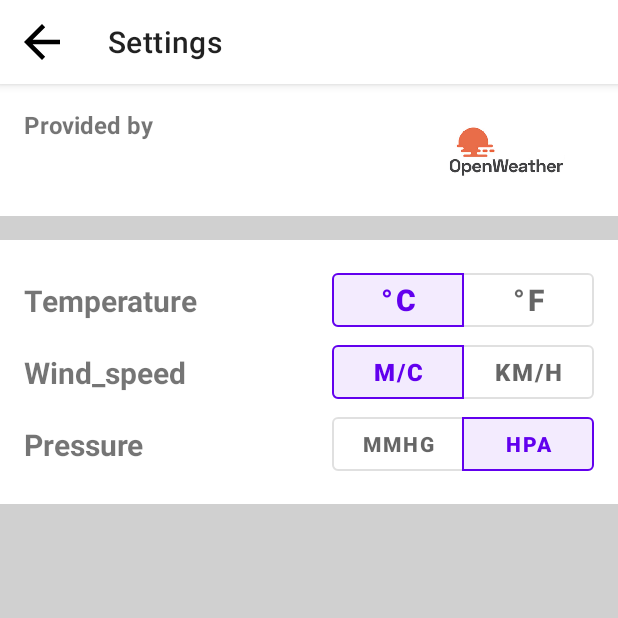
After one commit to pyaterko/WeatherApp, an Android app: the SettingsActivity screen opened directly, with no data from a screen before it, on a phone screen of 412 x 824 dp, the top half of it. The commit adds this screen. Run offline under Robolectric (Android 15) with nearby library versions, the phone set to English and light mode, and no system bars.

Commit message:
App Settings

```diff
--- a/app/src/main/AndroidManifest.xml
+++ b/app/src/main/AndroidManifest.xml
@@ -16,10 +16,13 @@
         android:fullBackupContent="@xml/backup_rules"
         android:icon="@mipmap/ic_launcher"
         android:label="@string/app_name"
-        android:usesCleartextTraffic="true"
         android:supportsRtl="true"
         android:theme="@style/Theme.SampleWeatherApp"
+        android:usesCleartextTraffic="true"
         tools:targetApi="33">
+        <activity
+            android:name=".views.SettingsActivity"
+            android:exported="false" />
         <activity
             android:name=".views.SearchActivity"
             android:exported="false" />
--- a/app/src/main/java/com/example/sampleweatherapp/untils/Constants.kt
+++ b/app/src/main/java/com/example/sampleweatherapp/untils/Constants.kt
@@ -1,5 +1,6 @@
 package com.example.sampleweatherapp.untils
 
+const val APP_SETTINGS = "APP_SETTINGS"
 const val COORDINATES = "COORDINATES"
 const val LAT = "lat"
 const val LON = "lon"
--- a/app/src/main/java/com/example/sampleweatherapp/views/SearchActivity.kt
+++ b/app/src/main/java/com/example/sampleweatherapp/views/SearchActivity.kt
@@ -62,7 +62,7 @@ class SearchActivity : MvpAppCompatActivity(), SearchView {
     private fun exitOnBackPressed() {
         Intent(this@SearchActivity, MainActivity::class.java).apply {
             startActivity(this)
-            overridePendingTransition(R.anim.slide_in, android.R.anim.fade_in)
+            overridePendingTransition(R.anim.slide_out, android.R.anim.fade_out)
             finish()
         }
     }
@@ -164,7 +164,7 @@ class SearchActivity : MvpAppCompatActivity(), SearchView {
             }
             putExtra(COORDINATES, coordinates)
             startActivity(this)
-            overridePendingTransition(R.anim.slide_in, android.R.anim.fade_in)
+            overridePendingTransition(R.anim.slide_out, android.R.anim.fade_out)
             finish()
         }
     }
--- /dev/null
+++ b/app/src/main/java/com/example/sampleweatherapp/views/SettingsActivity.kt
@@ -0,0 +1,83 @@
+package com.example.sampleweatherapp.views
+
+import android.content.Intent
+import android.os.Bundle
+import androidx.activity.OnBackPressedCallback
+import androidx.appcompat.app.AppCompatActivity
+import com.example.sampleweatherapp.R
+import com.example.sampleweatherapp.databinding.ActivitySettingsBinding
+import com.example.sampleweatherapp.untils.SettingsHolder
+import com.google.android.material.button.MaterialButtonToggleGroup
+
+class SettingsActivity : AppCompatActivity() {
+
+    private val binding: ActivitySettingsBinding by lazy {
+        ActivitySettingsBinding.inflate(layoutInflater)
+    }
+
+    override fun onCreate(savedInstanceState: Bundle?){
+        super.onCreate(savedInstanceState)
+        setContentView(binding.root)
+        with(binding){
+            toolbar.setNavigationOnClickListener { exitOnBackPressed() }
+            setOnBackPressed()
+            setSavedSettings()
+            listOf( groupTemp,groupWindSpeed,groupPressure).forEach {
+                it.addOnButtonCheckedListener(ToggleButtonClickListener)
+            }
+        }
+    }
+
+    override fun onDestroy() {
+        super.onDestroy()
+        SettingsHolder.onDestroy()
+    }
+
+    private fun setSavedSettings() = with(binding) {
+        groupTemp.check(SettingsHolder.temp.checkedViewId)
+        groupWindSpeed.check(SettingsHolder.windSpeed.checkedViewId)
+        groupPressure.check(SettingsHolder.pressure.checkedViewId)
+    }
+
+    private fun setOnBackPressed() {
+        onBackPressedDispatcher.addCallback(
+            this,
+            object : OnBackPressedCallback(true) {
+                override fun handleOnBackPressed() {
+                    exitOnBackPressed()
+                }
+            })
+    }
+
+    private fun exitOnBackPressed() {
+        Intent(this@SettingsActivity, MainActivity::class.java).apply {
+            startActivity(this)
+            overridePendingTransition(R.anim.slide_in, android.R.anim.fade_out)
+            finish()
+        }
+    }
+
+    private object ToggleButtonClickListener : MaterialButtonToggleGroup.OnButtonCheckedListener {
+        override fun onButtonChecked(
+            group: MaterialButtonToggleGroup?,
+            checkedId: Int,
+            isChecked: Boolean,
+        ) {
+            when (checkedId to isChecked) {
+                R.id.degree_c to true -> SettingsHolder.temp =
+                    SettingsHolder.Setting.TEMP_CELSIUS
+                R.id.degree_f to true -> SettingsHolder.temp =
+                    SettingsHolder.Setting.TEMP_FAHRENHEIT
+                R.id.degree_m_c to true -> SettingsHolder.temp =
+                    SettingsHolder.Setting.WIND_SPEED_MS
+                R.id.degree_km_h to true -> SettingsHolder.temp =
+                    SettingsHolder.Setting.WIND_SPEED_KMH
+                R.id.degree_mmhg to true -> SettingsHolder.temp =
+                    SettingsHolder.Setting.PRESSURE_MMHG
+                R.id.degree_hpa to true -> SettingsHolder.temp =
+                    SettingsHolder.Setting.PRESSURE_HPA
+            }
+        }
+
+    }
+}
--- a/app/src/main/res/anim/slide_in.xml
+++ b/app/src/main/res/anim/slide_in.xml
@@ -1,7 +1,7 @@
 <?xml version="1.0" encoding="utf-8"?>
 <set xmlns:android="http://schemas.android.com/apk/res/android">
     <translate
-        android:duration="@android:integer/config_mediumAnimTime"
+        android:duration="@android:integer/config_shortAnimTime"
         android:fromXDelta="-100%p"
         android:toXDelta="0" />
 
--- a/app/src/main/res/anim/slide_out.xml
+++ b/app/src/main/res/anim/slide_out.xml
@@ -2,7 +2,7 @@
 <set xmlns:android="http://schemas.android.com/apk/res/android">
     <translate
         android:shareInterpolator="false"
-        android:duration="@android:integer/config_longAnimTime"
+        android:duration="@android:integer/config_shortAnimTime"
         android:fromXDelta="100%"
         android:fromYDelta="0%"
         android:toXDelta="0%"
--- /dev/null
+++ b/app/src/main/res/drawable/baseline_arrow_back_24.xml
@@ -0,0 +1,5 @@
+<vector android:autoMirrored="true" android:height="36dp"
+    android:tint="#000000" android:viewportHeight="24"
+    android:viewportWidth="24" android:width="36dp" xmlns:android="http://schemas.android.com/apk/res/android">
+    <path android:fillColor="@android:color/white" android:pathData="M20,11H7.83l5.59,-5.59L12,4l-8,8 8,8 1.41,-1.41L7.83,13H20v-2z"/>
+</vector>
--- /dev/null
+++ b/app/src/main/res/layout/activity_settings.xml
@@ -0,0 +1,209 @@
+<?xml version="1.0" encoding="utf-8"?>
+<androidx.constraintlayout.widget.ConstraintLayout xmlns:android="http://schemas.android.com/apk/res/android"
+    xmlns:app="http://schemas.android.com/apk/res-auto"
+    xmlns:tools="http://schemas.android.com/tools"
+    android:layout_width="match_parent"
+    android:layout_height="match_parent">
+
+    <com.google.android.material.appbar.AppBarLayout
+        android:id="@+id/appbar"
+        android:layout_width="match_parent"
+        android:layout_height="wrap_content"
+        app:layout_constraintEnd_toEndOf="parent"
+        app:layout_constraintStart_toStartOf="parent"
+        app:layout_constraintTop_toTopOf="parent">
+
+        <com.google.android.material.appbar.MaterialToolbar
+            android:id="@+id/toolbar"
+            style="@style/Widget.MaterialComponents.ActionBar.Primary"
+            android:layout_width="match_parent"
+            android:layout_height="?attr/actionBarSize"
+            android:background="@color/white"
+            app:navigationIcon="@drawable/baseline_arrow_back_24"
+            app:navigationIconTint="@color/black"
+            app:title="@string/settings">
+
+        </com.google.android.material.appbar.MaterialToolbar>
+
+    </com.google.android.material.appbar.AppBarLayout>
+
+    <TextView
+        android:id="@+id/tv_provided_by"
+        android:layout_width="wrap_content"
+        android:layout_height="wrap_content"
+        android:layout_margin="16dp"
+        android:text="@string/provided_by"
+        android:textSize="16sp"
+        android:textStyle="bold"
+        app:layout_constraintStart_toStartOf="parent"
+        app:layout_constraintTop_toBottomOf="@+id/appbar" />
+
+    <TextView
+        android:id="@+id/tv_description"
+        android:layout_width="wrap_content"
+        android:layout_height="wrap_content"
+        app:layout_constraintBottom_toBottomOf="@+id/iv_logo"
+        app:layout_constraintStart_toStartOf="@+id/tv_provided_by"
+        app:layout_constraintTop_toBottomOf="@+id/tv_provided_by"
+        tools:text="TextView " />
+
+    <ImageView
+        android:id="@+id/iv_logo"
+        android:layout_width="150dp"
+        android:layout_height="80dp"
+        android:layout_marginTop="8dp"
+        app:layout_constraintEnd_toEndOf="parent"
+        app:layout_constraintTop_toBottomOf="@+id/appbar"
+        tools:ignore="ContentDescription"
+        app:srcCompat="@drawable/logo" />
+
+    <View
+        android:id="@+id/view_bg"
+        android:layout_width="0dp"
+        android:layout_height="16dp"
+        android:background="@color/status_bar_color"
+        app:layout_constraintEnd_toEndOf="parent"
+        app:layout_constraintStart_toStartOf="parent"
+        app:layout_constraintTop_toBottomOf="@+id/iv_logo" />
+
+    <TextView
+        android:id="@+id/tv_temperature"
+        android:layout_width="wrap_content"
+        android:layout_height="wrap_content"
+        android:layout_marginStart="16dp"
+        android:text="@string/temperature"
+        android:textSize="20sp"
+        android:textStyle="bold"
+        app:layout_constraintBottom_toBottomOf="@+id/group_temp"
+        app:layout_constraintStart_toStartOf="parent"
+        app:layout_constraintTop_toTopOf="@+id/group_temp" />
+
+    <com.google.android.material.button.MaterialButtonToggleGroup
+        android:id="@+id/group_temp"
+        android:layout_width="wrap_content"
+        android:layout_height="wrap_content"
+        android:layout_marginTop="16dp"
+        android:layout_marginEnd="16dp"
+        app:layout_constraintEnd_toEndOf="parent"
+        app:layout_constraintTop_toBottomOf="@+id/view_bg"
+        app:selectionRequired="true"
+        app:singleSelection="true">
+        <Button
+            android:id="@+id/degree_c"
+            android:tag="C"
+            android:layout_width="88dp"
+            android:layout_height="48dp"
+            android:textStyle="bold"
+            android:textSize="20sp"
+            android:text="@string/c"
+            style="?attr/materialButtonOutlinedStyle"/>
+        <Button
+            android:id="@+id/degree_f"
+            android:layout_width="88dp"
+            android:layout_height="48dp"
+            android:textStyle="bold"
+            android:textSize="20sp"
+            android:text="@string/f_"
+            style="?attr/materialButtonOutlinedStyle"/>
+
+    </com.google.android.material.button.MaterialButtonToggleGroup>
+
+    <TextView
+        android:id="@+id/tv_wind_speed"
+        android:layout_width="wrap_content"
+        android:layout_height="wrap_content"
+        android:layout_marginStart="16dp"
+        android:text="@string/wind_speed"
+        android:textSize="20sp"
+        android:textStyle="bold"
+        app:layout_constraintBottom_toBottomOf="@+id/group_wind_speed"
+        app:layout_constraintStart_toStartOf="parent"
+        app:layout_constraintTop_toTopOf="@+id/group_wind_speed" />
+
+    <com.google.android.material.button.MaterialButtonToggleGroup
+        android:id="@+id/group_wind_speed"
+        android:layout_width="wrap_content"
+        android:layout_height="wrap_content"
+        android:layout_marginEnd="16dp"
+        app:layout_constraintEnd_toEndOf="parent"
+        app:layout_constraintTop_toBottomOf="@+id/group_temp"
+        app:selectionRequired="true"
+        app:singleSelection="true">
+
+        <Button
+            android:id="@+id/degree_m_c"
+            style="?attr/materialButtonOutlinedStyle"
+            android:layout_width="88dp"
+            android:layout_height="48dp"
+            android:tag="MC"
+            android:text="@string/m_c"
+            android:textSize="16sp"
+            android:textStyle="bold" />
+
+        <Button
+            android:id="@+id/degree_km_h"
+            style="?attr/materialButtonOutlinedStyle"
+            android:layout_width="88dp"
+            android:layout_height="48dp"
+            android:text="@string/km_h"
+            android:textSize="16sp"
+            android:textStyle="bold" />
+
+    </com.google.android.material.button.MaterialButtonToggleGroup>
+
+    <TextView
+        android:id="@+id/tv_pressure"
+        android:layout_width="wrap_content"
+        android:layout_height="wrap_content"
+        android:layout_marginStart="16dp"
+        android:text="@string/pressure"
+        android:textSize="20sp"
+        android:textStyle="bold"
+        app:layout_constraintBottom_toBottomOf="@+id/group_pressure"
+        app:layout_constraintStart_toStartOf="parent"
+        app:layout_constraintTop_toTopOf="@+id/group_pressure" />
+
+    <com.google.android.material.button.MaterialButtonToggleGroup
+        android:id="@+id/group_pressure"
+        android:layout_width="wrap_content"
+        android:layout_height="wrap_content"
+        android:layout_marginEnd="16dp"
+        app:layout_constraintEnd_toEndOf="parent"
+        app:layout_constraintTop_toBottomOf="@+id/group_wind_speed"
+        app:selectionRequired="true"
+        app:singleSelection="true">
+
+        <Button
+            android:id="@+id/degree_mmhg"
+            style="?attr/materialButtonOutlinedStyle"
+            android:layout_width="88dp"
+            android:layout_height="48dp"
+            android:tag="MMHG"
+            android:text="@string/mmHg"
+            android:textSize="14sp"
+            android:textStyle="bold" />
+
+        <Button
+            android:id="@+id/degree_hpa"
+            style="?attr/materialButtonOutlinedStyle"
+            android:layout_width="88dp"
+            android:layout_height="48dp"
+            android:text="@string/hpa"
+            android:textSize="14sp"
+            android:textStyle="bold" />
+
+    </com.google.android.material.button.MaterialButtonToggleGroup>
+
+
+    <View
+        android:id="@+id/view_bg_bottom"
+        android:layout_width="0dp"
+        android:layout_height="0dp"
+        android:layout_marginTop="16dp"
+        android:background="@color/status_bar_color"
+        app:layout_constraintBottom_toBottomOf="parent"
+        app:layout_constraintEnd_toEndOf="parent"
+        app:layout_constraintStart_toStartOf="parent"
+        app:layout_constraintTop_toBottomOf="@+id/group_pressure" />
+
+</androidx.constraintlayout.widget.ConstraintLayout>
--- a/app/src/main/res/values/colors.xml
+++ b/app/src/main/res/values/colors.xml
@@ -10,4 +10,5 @@
     //castom
     <color name="default_color">#767474</color>
     <color name="search_color">#F1F1F1</color>
+    <color name="status_bar_color">#D0D0D0</color>
 </resources>
--- a/app/src/main/res/values/strings.xml
+++ b/app/src/main/res/values/strings.xml
@@ -1,7 +1,9 @@
 <resources>
     <string name="app_name">Sample Weather App</string>
     <string name="on_back">on back</string>
-    <string name="settings">settings</string>
+    <string name="settings">Settings</string>
+    <string name="temperature">Temperature</string>
+    <string name="wind_speed">Wind_speed</string>
     <string name="image_weather">image weather</string>
     <string name="min">min</string>
     <string name="max">max</string>
@@ -18,5 +20,13 @@
     <string name="temp_">°</string>
     <string name="speed_w">m/c</string>
     <string name="location">Location</string>
+    <string name="provided_by">Provided by</string>
+    <string name="pressure">Pressure</string>
 
+    <string name="c" translatable="false">\u00B0C</string>
+    <string name="f_" translatable="false">\u00B0F</string>
+    <string name="m_c" translatable="false">m/c</string>
+    <string name="km_h" translatable="false">km/h</string>
+    <string name="hpa" translatable="false">hPa</string>
+    <string name="mmHg" translatable="false">mmHg</string>
 </resources>
--- a/app/src/main/res/values/themes.xml
+++ b/app/src/main/res/values/themes.xml
@@ -10,7 +10,7 @@
         <item name="colorSecondaryVariant">@color/teal_700</item>
         <item name="colorOnSecondary">@color/black</item>
         <!-- Status bar color. -->
-        <item name="android:statusBarColor">@android:color/transparent</item>
+        <item name="android:statusBarColor">@color/status_bar_color</item>
         <item name="android:windowLightStatusBar">true</item>
         <!-- Customize your theme here. -->
         <item name="windowActionBar">false</item>
```
Also changed, not shown: app/src/main/java/com/example/sampleweatherapp/App.kt (+6 -3 lines), app/src/main/java/com/example/sampleweatherapp/model/api/models/geocod/GeoCodeItem.kt (+4 -4 lines), app/src/main/java/com/example/sampleweatherapp/untils/SettingsHolder.kt (added, +87 -0 lines), app/src/main/java/com/example/sampleweatherapp/views/MainActivity.kt (+7 -4 lines), app/src/main/res/drawable/logo.jpg (added).
